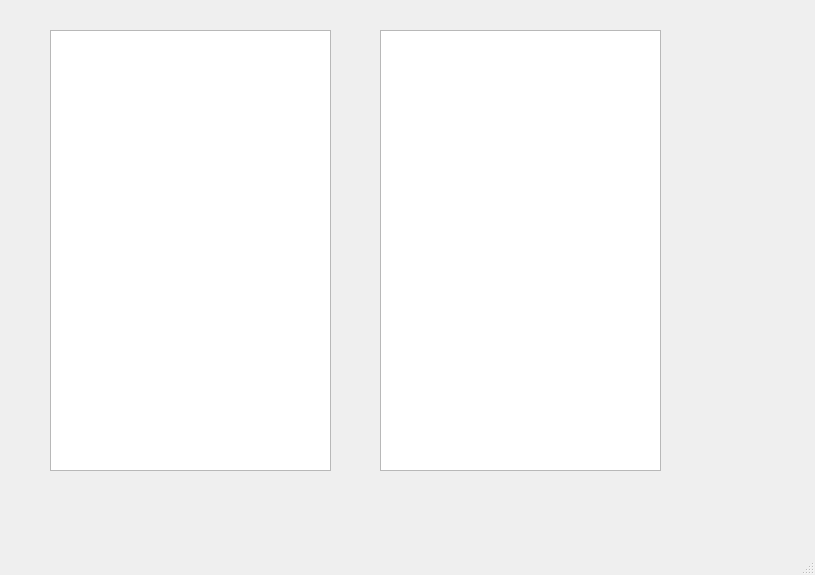
The window that UI/client.ui (Scykorr/dmitr_test_text) describes before a commit, drawn with Qt 5.
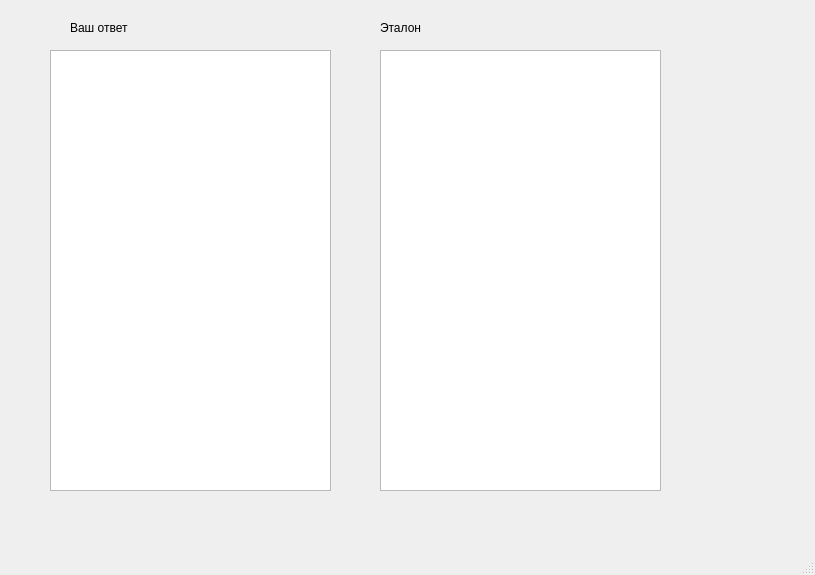
The same window after the commit. The open tabs and pages were chosen to show the change.

The edit to the form file:
```diff
--- a/UI/client.ui
+++ b/UI/client.ui
@@ -18,9 +18,9 @@
     <property name="geometry">
      <rect>
       <x>20</x>
-      <y>20</y>
+      <y>10</y>
       <width>721</width>
-      <height>481</height>
+      <height>491</height>
      </rect>
     </property>
     <property name="currentIndex">
@@ -164,7 +164,7 @@
       <property name="geometry">
        <rect>
         <x>30</x>
-        <y>10</y>
+        <y>40</y>
         <width>281</width>
         <height>441</height>
        </rect>
@@ -174,12 +174,38 @@
       <property name="geometry">
        <rect>
         <x>360</x>
-        <y>10</y>
+        <y>40</y>
         <width>281</width>
         <height>441</height>
        </rect>
       </property>
      </widget>
+     <widget class="QLabel" name="label_5">
+      <property name="geometry">
+       <rect>
+        <x>50</x>
+        <y>10</y>
+        <width>61</width>
+        <height>16</height>
+       </rect>
+      </property>
+      <property name="text">
+       <string>Ваш ответ</string>
+      </property>
+     </widget>
+     <widget class="QLabel" name="label_6">
+      <property name="geometry">
+       <rect>
+        <x>360</x>
+        <y>10</y>
+        <width>61</width>
+        <height>16</height>
+       </rect>
+      </property>
+      <property name="text">
+       <string>Эталон</string>
+      </property>
+     </widget>
     </widget>
    </widget>
   </widget>
```
